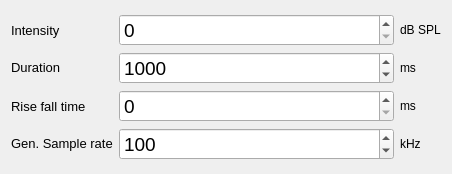
portfors-lab/sparkle, file stim/common_parameters.ui: the form before one commit.
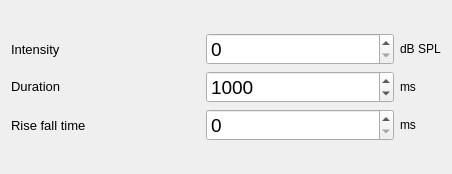
The form after the commit.

Commit message: removed common generation rate (should be more global), vocalization filepath parameters load to current file location

Diff of the .ui file:
```diff
--- a/stim/common_parameters.ui
+++ b/stim/common_parameters.ui
@@ -133,58 +133,6 @@
        </property>
       </widget>
      </item>
-     <item row="4" column="2">
-      <widget class="QLabel" name="funit_lbl2">
-       <property name="sizePolicy">
-        <sizepolicy hsizetype="Fixed" vsizetype="Fixed">
-         <horstretch>0</horstretch>
-         <verstretch>0</verstretch>
-        </sizepolicy>
-       </property>
-       <property name="text">
-        <string>kHz</string>
-       </property>
-      </widget>
-     </item>
-     <item row="4" column="0">
-      <widget class="QLabel" name="label_37">
-       <property name="sizePolicy">
-        <sizepolicy hsizetype="Fixed" vsizetype="Fixed">
-         <horstretch>0</horstretch>
-         <verstretch>0</verstretch>
-        </sizepolicy>
-       </property>
-       <property name="font">
-        <font>
-         <pointsize>10</pointsize>
-        </font>
-       </property>
-       <property name="text">
-        <string>Gen. Sample rate</string>
-       </property>
-      </widget>
-     </item>
-     <item row="4" column="1">
-      <widget class="QSpinBox" name="aosr_spnbx">
-       <property name="font">
-        <font>
-         <pointsize>14</pointsize>
-        </font>
-       </property>
-       <property name="minimum">
-        <number>10</number>
-       </property>
-       <property name="maximum">
-        <number>1000</number>
-       </property>
-       <property name="singleStep">
-        <number>10</number>
-       </property>
-       <property name="value">
-        <number>100</number>
-       </property>
-      </widget>
-     </item>
     </layout>
    </item>
   </layout>
```
The commit also changes 6 other files.
